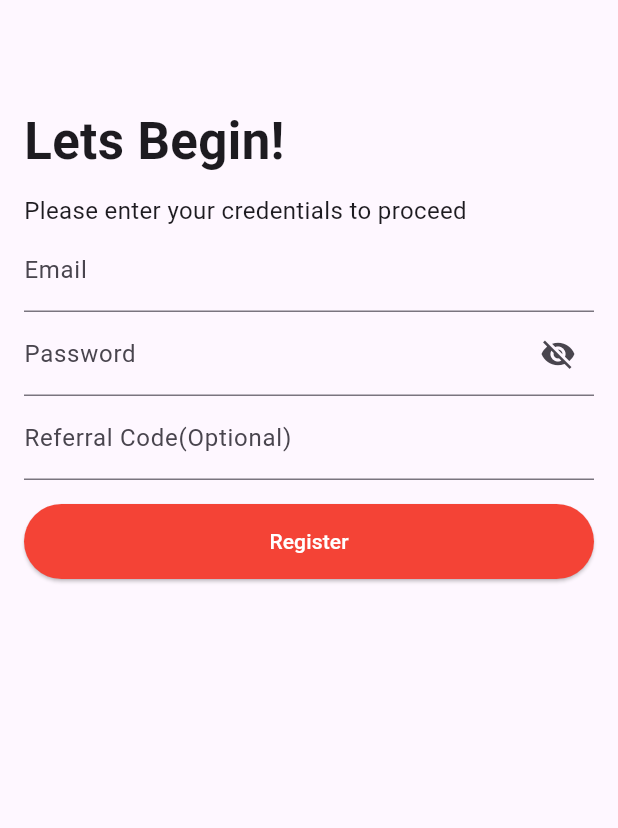
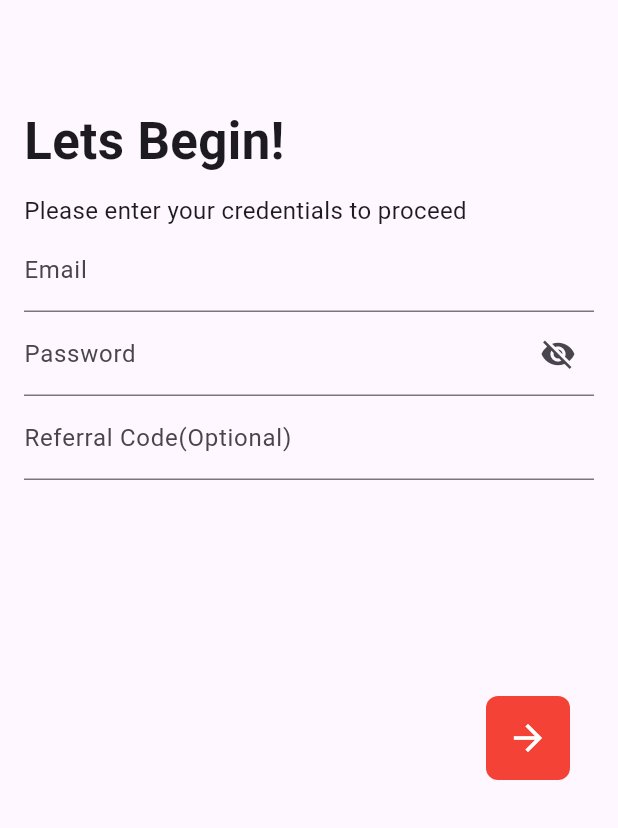
Before and after one commit to MandirDas/Machine_test_deals_dray-, a Flutter app: the RegistrationScreen screen opened directly with empty values, on a phone screen of 412 x 824 dp, the part 408-1236 px from its top. Run offline on Flutter 3.47's test engine with Material 3 defaults, Android fonts, the phone set to English and light mode, and no system bars; our stand-ins replace device_info_plus, geolocator, package_info_plus, permission_handler.

Commit message:
key changes

```diff
--- a/lib/screens/registration_screen.dart
+++ b/lib/screens/registration_screen.dart
@@ -26,11 +26,11 @@ class _RegistrationScreenState extends State<RegistrationScreen> {
     try {
       // await SecureStorage.setRegistrationStatus('Complete');
       final temporaryStorage = TemporaryStorage();
-      temporaryStorage.setRegistrationStatus('Complete');
       await ApiService.register(email, password, referralCode, widget.userId);
       Navigator.of(context).pushReplacement(
         MaterialPageRoute(builder: (context) => const HomeScreen()),
       );
+      temporaryStorage.setRegistrationStatus('Complete');
     } catch (e) {
       // Handle error
       print('Registration error: $e');
@@ -44,7 +44,9 @@ class _RegistrationScreenState extends State<RegistrationScreen> {
       appBar: AppBar(),
       body: Padding(
         padding: const EdgeInsets.all(16.0),
-        child: Column(
+        child: Stack(
+          children: [
+            Column(
               // mainAxisAlignment: MainAxisAlignment.center,
               crossAxisAlignment: CrossAxisAlignment.start,
               children: [
@@ -84,7 +86,9 @@ class _RegistrationScreenState extends State<RegistrationScreen> {
                     labelText: 'Password',
                     suffixIcon: IconButton(
                       icon: Icon(
-                    _obscurePassword ? Icons.visibility_off : Icons.visibility,
+                        _obscurePassword
+                            ? Icons.visibility_off
+                            : Icons.visibility,
                       ),
                       onPressed: () {
                         setState(() {
@@ -97,20 +101,29 @@ class _RegistrationScreenState extends State<RegistrationScreen> {
                 TextField(
                   controller: _referralCodeController,
                   keyboardType: TextInputType.number,
-              decoration:
-                  const InputDecoration(labelText: 'Referral Code(Optional)'),
+                  decoration: const InputDecoration(
+                      labelText: 'Referral Code(Optional)'),
                 ),
                 const SizedBox(height: 16),
-            Center(
-              child: ElevatedButton(
-                style: ElevatedButton.styleFrom(
-                  backgroundColor: Colors.red,
-                  minimumSize: Size(double.maxFinite, 50),
+              ],
             ),
+            Positioned(
+              // left: 16,
+              right: 16,
+              bottom: 16,
+              child: Container(
+                width: 56, // Standard size for Material touch targets
+                height: 56,
+                decoration: BoxDecoration(
+                  color: Colors.red,
+                  borderRadius:
+                      BorderRadius.circular(8), // Slightly rounded corners
+                ),
+                child: IconButton(
+                  icon: const Icon(Icons.arrow_forward),
                   onPressed: _register,
-                child: const Text(
-                  'Register',
-                  style: TextStyle(color: Colors.white),
+                  color: Colors.white,
+                  iconSize: 28, // Slightly larger icon
                 ),
               ),
             ),
```
Also changed, not shown: 1 other file. Lines whose indentation alone changed are shown as unchanged.
